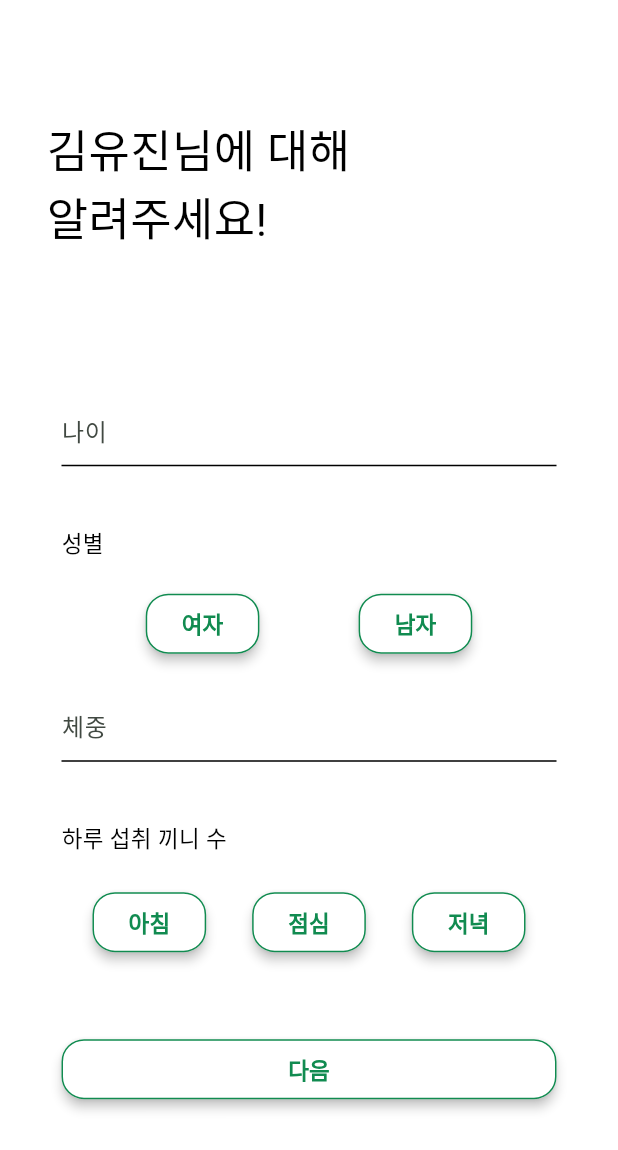
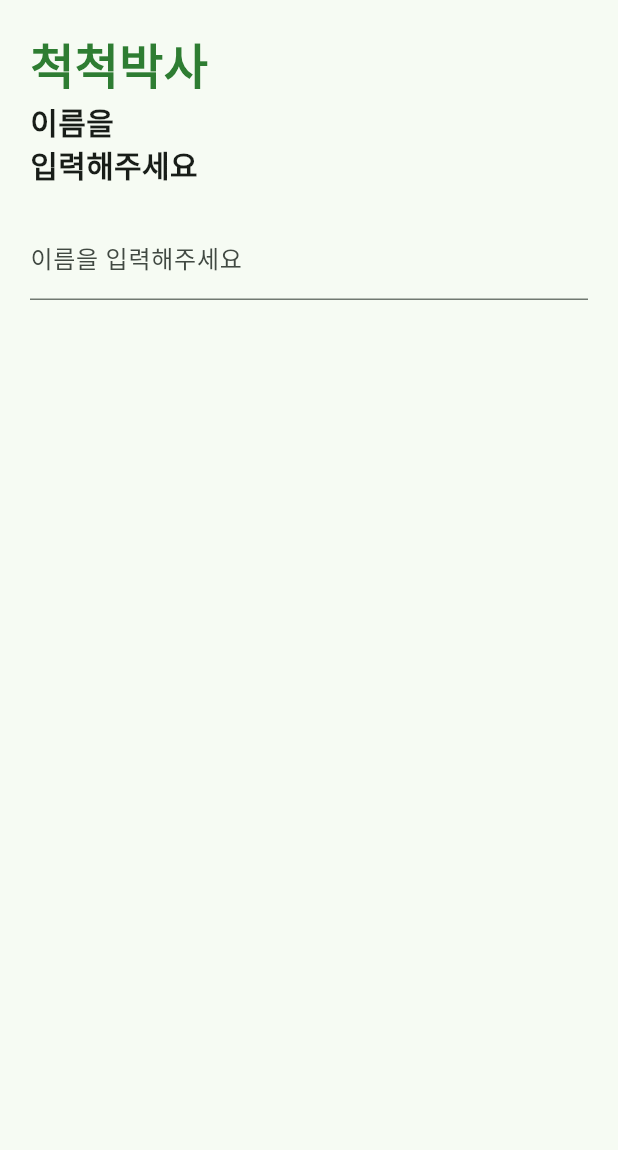
Before and after one commit to 25-1AlphaProject/Frontend, a Flutter app: the screen it shows after launch, on a phone screen of 412 x 824 dp. Shown: the top 1150 px of the screen. Run offline on Flutter 3.47's test engine with Material 3 defaults, Android fonts, the phone set to English and light mode, and no system bars; Roboto replaces fonts that are missing (PretendartVariable, yg-jalnan).

Commit message:
FEAT: signup textfield

```diff
--- /dev/null
+++ b/alpha_front/lib/SignUp/signup.dart
@@ -0,0 +1,291 @@
+import 'package:flutter/material.dart';
+
+class signupScreen extends StatefulWidget {
+  const signupScreen({super.key});
+
+  @override
+  _signupScreenState createState() => _signupScreenState();
+}
+
+class _signupScreenState extends State<signupScreen> {
+  int currentStep = 1; //텍스트필드 순서
+  String username = '';
+
+  @override
+  Widget build(BuildContext context) {
+    return Scaffold(
+      body: Padding(
+        padding: const EdgeInsets.all(20.0),
+        child: Column(
+          crossAxisAlignment: CrossAxisAlignment.start,
+          children: [
+            Text(
+              '척척박사',
+              style: TextStyle(
+                fontFamily: 'yg-jalnan',
+                fontSize: 32,
+                fontWeight: FontWeight.bold,
+                color: Colors.green.shade800,
+              ),
+            ), //앱명
+            Text(
+              currentStep == 1
+                  ? "이름을"
+                  : currentStep == 2
+                      ? "닉네임을"
+                      : currentStep == 3
+                          ? "아이디를"
+                          : currentStep == 4
+                              ? "비밀번호를"
+                              : currentStep == 5
+                                  ? "비밀번호를 한 번 더"
+                                  : currentStep == 6
+                                      ? " 이메일을"
+                                      : currentStep == 7
+                                          ? "전화번호를"
+                                          : "인증번호를",
+              style: const TextStyle(
+                  fontFamily: 'yg-jalnan',
+                  fontSize: 20,
+                  fontWeight: FontWeight.bold),
+            ),
+            const Text(
+              "입력해주세요",
+              style: TextStyle(
+                  fontFamily: 'yg-jalnan',
+                  fontSize: 20,
+                  fontWeight: FontWeight.bold),
+            ),
+            const SizedBox(height: 20),
+
+            TextField(
+              decoration: const InputDecoration(labelText: "이름을 입력해주세요"),
+              onChanged: (text) {
+                setState(() {
+                  username = text;
+                });
+              },
+              onSubmitted: (value) {
+                setState(() {
+                  currentStep = 2; // 다음 단계로 이동
+                });
+              },
+            ), //이름
+            const SizedBox(height: 15),
+
+            Visibility(
+              visible: currentStep >= 2,
+              child: Column(
+                children: [
+                  TextField(
+                    decoration:
+                        InputDecoration(labelText: "$username님을 어떻게 불러드릴까요?"),
+                    onSubmitted: (value) {
+                      setState(() {
+                        currentStep = 3; // 다음 단계로 이동
+                      });
+                    },
+                  ), //이름
+                  const SizedBox(height: 10),
+                ],
+              ),
+            ),
+
+            Visibility(
+              visible: currentStep >= 3,
+              child: Column(
+                children: [
+                  Row(
+                    children: [
+                      TextField(
+                        decoration:
+                            const InputDecoration(labelText: "아이디를 입력해주세요"),
+                        onSubmitted: (value) {
+                          setState(() {
+                            currentStep = 4; // 다음 단계로 이동
+                          });
+                        },
+                      ),
+                      const SizedBox(width: 10),
+                      ElevatedButton(
+                        onPressed: () {},
+                        style: ElevatedButton.styleFrom(
+                          backgroundColor: Colors.grey.shade400,
+                          shape: RoundedRectangleBorder(
+                            borderRadius: BorderRadius.circular(10),
+                          ),
+                          padding: const EdgeInsets.symmetric(vertical: 15),
+                          minimumSize: const Size(double.infinity, 50),
+                          elevation: 0,
+                        ),
+                        child: const Text(
+                          "중복확인",
+                          style: TextStyle(
+                            fontFamily: "PretendardVariable",
+                            fontSize: 18,
+                            color: Colors.black87,
+                          ),
+                        ),
+                      ),
+                    ],
+                  ), //아이디
+                  const SizedBox(height: 10),
+                ],
+              ),
+            ),
+
+            Visibility(
+              visible: currentStep >= 4,
+              child: Column(
+                children: [
+                  TextField(
+                    decoration:
+                        const InputDecoration(labelText: "비밀번호를 입력해주세요"),
+                    obscureText: true,
+                    onSubmitted: (value) {
+                      setState(() {
+                        currentStep = 5; // 다음 단계로 이동
+                      });
+                    },
+                  ), //비번
+                  const Text(
+                    "영문 / 숫자 / 기호 중 2가지 이상 조합, 8자리 이상으로 설정해주세요",
+                    style: TextStyle(
+                      fontFamily: "PretendardVariable",
+                      fontSize: 18,
+                      color: Colors.black87,
+                    ),
+                  ),
+                  const SizedBox(height: 10),
+                ],
+              ),
+            ),
+
+            Visibility(
+              visible: currentStep >= 5,
+              child: Column(
+                children: [
+                  TextField(
+                    decoration:
+                        const InputDecoration(labelText: "비밀번호를 한 번 더 입력해주세요"),
+                    obscureText: true,
+                    onSubmitted: (value) {
+                      setState(() {
+                        currentStep = 6; // 다음 단계로 이동
+                      });
+                    },
+                  ),
+                  const SizedBox(height: 10),
+                ],
+              ),
+            ), //비번 재확인
+
+            Visibility(
+              visible: currentStep >= 6,
+              child: Column(
+                children: [
+                  TextField(
+                    decoration: const InputDecoration(labelText: "이메일을 입력해주세요"),
+                    obscureText: true,
+                    onSubmitted: (value) {
+                      setState(() {
+                        currentStep = 7; // 다음 단계로 이동
+                      });
+                    },
+                  ),
+                  const SizedBox(height: 10),
+                ],
+              ),
+            ), //이메일
+
+            Visibility(
+              visible: currentStep >= 7,
+              child: Column(
+                children: [
+                  Row(
+                    children: [
+                      TextField(
+                        decoration:
+                            const InputDecoration(labelText: "전화번호를 입력해주세요"),
+                        onSubmitted: (value) {
+                          setState(() {
+                            currentStep = 8; // 다음 단계로 이동
+                          });
+                        },
+                      ),
+                      const SizedBox(width: 10),
+                      ElevatedButton(
+                        onPressed: () {},
+                        style: ElevatedButton.styleFrom(
+                          backgroundColor: Colors.grey.shade400,
+                          shape: RoundedRectangleBorder(
+                            borderRadius: BorderRadius.circular(10),
+                          ),
+                          padding: const EdgeInsets.symmetric(vertical: 15),
+                          minimumSize: const Size(double.infinity, 50),
+                          elevation: 0,
+                        ),
+                        child: const Text(
+                          "인증 번호 발송",
+                          style: TextStyle(
+                            fontFamily: "PretendardVariable",
+                            fontSize: 18,
+                            color: Colors.black87,
+                          ),
+                        ),
+                      ),
+                    ],
+                  ), //전화번호
+                  const SizedBox(height: 10),
+                ],
+              ),
+            ),
+
+            Visibility(
+              visible: currentStep >= 7,
+              child: Column(
+                children: [
+                  Row(
+                    children: [
+                      TextField(
+                        decoration:
+                            const InputDecoration(labelText: "인증번호를 입력해주세요"),
+                        onSubmitted: (value) {
+                          setState(() {
+                            currentStep = 8; // 다음 단계로 이동
+                          });
+                        },
+                      ),
+                      const SizedBox(width: 10),
+                      ElevatedButton(
+                        onPressed: () {},
+                        style: ElevatedButton.styleFrom(
+                          backgroundColor: Colors.grey.shade400,
+                          shape: RoundedRectangleBorder(
+                            borderRadius: BorderRadius.circular(10),
+                          ),
+                          padding: const EdgeInsets.symmetric(vertical: 15),
+                          minimumSize: const Size(double.infinity, 50),
+                          elevation: 0,
+                        ),
+                        child: const Text(
+                          "인증 확인",
+                          style: TextStyle(
+                            fontFamily: "PretendardVariable",
+                            fontSize: 18,
+                            color: Colors.black87,
+                          ),
+                        ),
+                      ),
+                    ],
+                  ), //인증번호
+                  const SizedBox(height: 10),
+                ],
+              ),
+            ),
+          ],
+        ),
+      ),
+    );
+  }
+}
--- a/alpha_front/lib/main.dart
+++ b/alpha_front/lib/main.dart
@@ -1,9 +1,10 @@
 import 'package:alpha_front/survey/pre_survey.dart';
 import 'package:alpha_front/Login/login.dart';
+import 'package:alpha_front/SignUp/signup.dart';
 import 'package:flutter/material.dart';
 
 void main() {
-  runApp(CCBS());
+  runApp(const CCBS());
 }
 
 class CCBS extends StatelessWidget {
@@ -18,12 +19,13 @@ class CCBS extends StatelessWidget {
       theme: ThemeData(
         fontFamily: "yg-jalnan",
         // Theme 설정
-        colorScheme: ColorScheme.fromSeed(seedColor: Color(0xff118B50)),
+        colorScheme: ColorScheme.fromSeed(seedColor: const Color(0xff118B50)),
         useMaterial3: true,
       ),
       // home: const MyHomePage(title: '척척밥사'),
-      home: Survey(),
-      // home: loginScreen(),
+      // home: Survey(),
+      // home: const loginScreen(),
+      home: const signupScreen(),
     );
   }
 }
```
